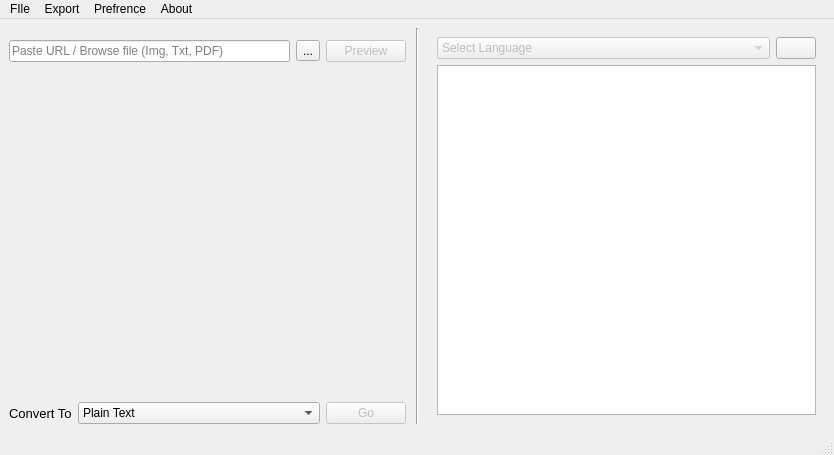
Old version of the form mainwindow.ui in the repository rishabh3354/image2text.
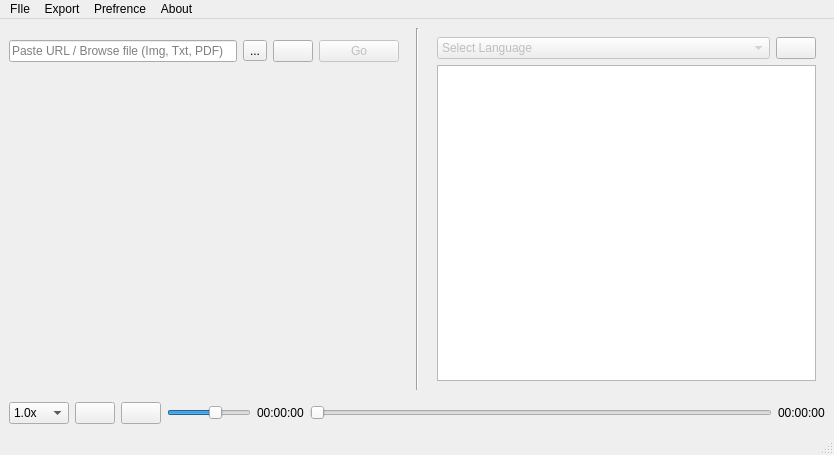
New version of the form. Icons and pictures are not drawn.

Commit message: 1-media player implemented 2-ui fixed 3-copy button implemented

```diff
--- a/mainwindow.ui
+++ b/mainwindow.ui
@@ -17,9 +17,19 @@
    <string>MainWindow</string>
   </property>
   <widget class="QWidget" name="centralwidget">
-   <layout class="QHBoxLayout" name="horizontalLayout_3">
+   <layout class="QVBoxLayout" name="verticalLayout_14">
+    <item>
+     <layout class="QVBoxLayout" name="verticalLayout_13">
+      <item>
+       <layout class="QHBoxLayout" name="horizontalLayout_17">
+        <property name="rightMargin">
+         <number>0</number>
+        </property>
     <item>
      <layout class="QVBoxLayout" name="verticalLayout">
+          <property name="rightMargin">
+           <number>7</number>
+          </property>
       <item>
        <layout class="QHBoxLayout" name="horizontalLayout">
         <property name="topMargin">
@@ -48,6 +58,17 @@
           </property>
          </widget>
         </item>
+            <item>
+             <widget class="QPushButton" name="paste_button">
+              <property name="text">
+               <string/>
+              </property>
+              <property name="icon">
+               <iconset>
+                <normaloff>asset/iconfinder_Paste_27862(1).png</normaloff>asset/iconfinder_Paste_27862(1).png</iconset>
+              </property>
+             </widget>
+            </item>
         <item>
          <widget class="QPushButton" name="preview_button">
           <property name="enabled">
@@ -66,7 +87,7 @@
            </size>
           </property>
           <property name="text">
-           <string>Preview</string>
+               <string>Go</string>
           </property>
          </widget>
         </item>
@@ -82,52 +103,6 @@
         </property>
        </widget>
       </item>
-      <item>
-       <layout class="QHBoxLayout" name="horizontalLayout_2">
-        <item>
-         <widget class="QLabel" name="label_2">
-          <property name="font">
-           <font>
-            <pointsize>10</pointsize>
-           </font>
-          </property>
-          <property name="text">
-           <string>Convert To</string>
-          </property>
-         </widget>
-        </item>
-        <item>
-         <widget class="QComboBox" name="to_comboBox">
-          <property name="sizePolicy">
-           <sizepolicy hsizetype="Expanding" vsizetype="Fixed">
-            <horstretch>0</horstretch>
-            <verstretch>0</verstretch>
-           </sizepolicy>
-          </property>
-          <item>
-           <property name="text">
-            <string>Plain Text</string>
-           </property>
-          </item>
-          <item>
-           <property name="text">
-            <string>Audio</string>
-           </property>
-          </item>
-         </widget>
-        </item>
-        <item>
-         <widget class="QPushButton" name="convert_button">
-          <property name="enabled">
-           <bool>false</bool>
-          </property>
-          <property name="text">
-           <string>Go</string>
-          </property>
-         </widget>
-        </item>
-       </layout>
-      </item>
      </layout>
     </item>
     <item>
@@ -227,6 +202,166 @@
      </widget>
     </item>
    </layout>
+      </item>
+      <item>
+       <layout class="QHBoxLayout" name="horizontalLayout_18">
+        <property name="topMargin">
+         <number>6</number>
+        </property>
+        <item>
+         <widget class="QComboBox" name="speed_comboBox">
+          <property name="sizePolicy">
+           <sizepolicy hsizetype="Minimum" vsizetype="Fixed">
+            <horstretch>0</horstretch>
+            <verstretch>0</verstretch>
+           </sizepolicy>
+          </property>
+          <property name="toolTip">
+           <string>Playback Speed</string>
+          </property>
+          <property name="whatsThis">
+           <string>Playback Speed</string>
+          </property>
+          <property name="editable">
+           <bool>false</bool>
+          </property>
+          <property name="currentText">
+           <string>1.0x</string>
+          </property>
+          <property name="currentIndex">
+           <number>3</number>
+          </property>
+          <property name="maxVisibleItems">
+           <number>8</number>
+          </property>
+          <property name="maxCount">
+           <number>10</number>
+          </property>
+          <property name="minimumContentsLength">
+           <number>0</number>
+          </property>
+          <item>
+           <property name="text">
+            <string>0.25x</string>
+           </property>
+          </item>
+          <item>
+           <property name="text">
+            <string>0.5x</string>
+           </property>
+          </item>
+          <item>
+           <property name="text">
+            <string>0.75x</string>
+           </property>
+          </item>
+          <item>
+           <property name="text">
+            <string>1.0x</string>
+           </property>
+          </item>
+          <item>
+           <property name="text">
+            <string>1.25x</string>
+           </property>
+          </item>
+          <item>
+           <property name="text">
+            <string>1.5x</string>
+           </property>
+          </item>
+          <item>
+           <property name="text">
+            <string>1.75x</string>
+           </property>
+          </item>
+          <item>
+           <property name="text">
+            <string>2x</string>
+           </property>
+          </item>
+         </widget>
+        </item>
+        <item>
+         <widget class="QPushButton" name="play_pause_button">
+          <property name="toolTip">
+           <string>Play/Pause</string>
+          </property>
+          <property name="statusTip">
+           <string/>
+          </property>
+          <property name="text">
+           <string/>
+          </property>
+         </widget>
+        </item>
+        <item>
+         <widget class="QPushButton" name="stop_button">
+          <property name="text">
+           <string/>
+          </property>
+         </widget>
+        </item>
+        <item>
+         <widget class="QSlider" name="volume_slider">
+          <property name="sizePolicy">
+           <sizepolicy hsizetype="Preferred" vsizetype="Fixed">
+            <horstretch>0</horstretch>
+            <verstretch>0</verstretch>
+           </sizepolicy>
+          </property>
+          <property name="maximum">
+           <number>100</number>
+          </property>
+          <property name="value">
+           <number>60</number>
+          </property>
+          <property name="orientation">
+           <enum>Qt::Horizontal</enum>
+          </property>
+         </widget>
+        </item>
+        <item>
+         <widget class="QLabel" name="position">
+          <property name="text">
+           <string>00:00:00</string>
+          </property>
+         </widget>
+        </item>
+        <item>
+         <widget class="QSlider" name="radio_seek_slider">
+          <property name="sizePolicy">
+           <sizepolicy hsizetype="MinimumExpanding" vsizetype="Fixed">
+            <horstretch>0</horstretch>
+            <verstretch>0</verstretch>
+           </sizepolicy>
+          </property>
+          <property name="toolTip">
+           <string>Seek</string>
+          </property>
+          <property name="statusTip">
+           <string/>
+          </property>
+          <property name="maximum">
+           <number>100</number>
+          </property>
+          <property name="orientation">
+           <enum>Qt::Horizontal</enum>
+          </property>
+         </widget>
+        </item>
+        <item>
+         <widget class="QLabel" name="duration">
+          <property name="text">
+           <string>00:00:00</string>
+          </property>
+         </widget>
+        </item>
+       </layout>
+      </item>
+     </layout>
+    </item>
+   </layout>
   </widget>
   <widget class="QMenuBar" name="menubar">
    <property name="geometry">
```
Left out of the diff: 24 changed lines with no effect on the pictures. Lines whose indentation alone changed are shown as unchanged. The commit also changes 2 other files.
